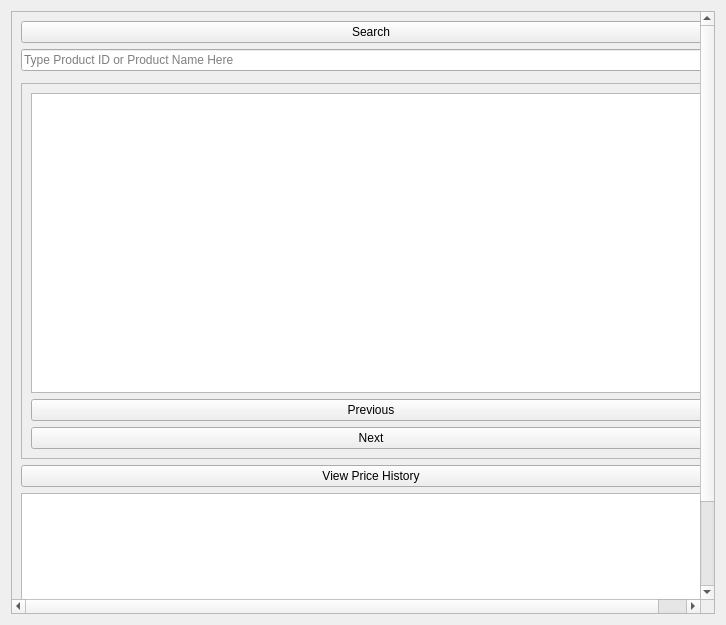
Above: app/src/ui/NEW/prices_page.ui from Kazu0210/Inventory-System before the change. Below: the same form after it.
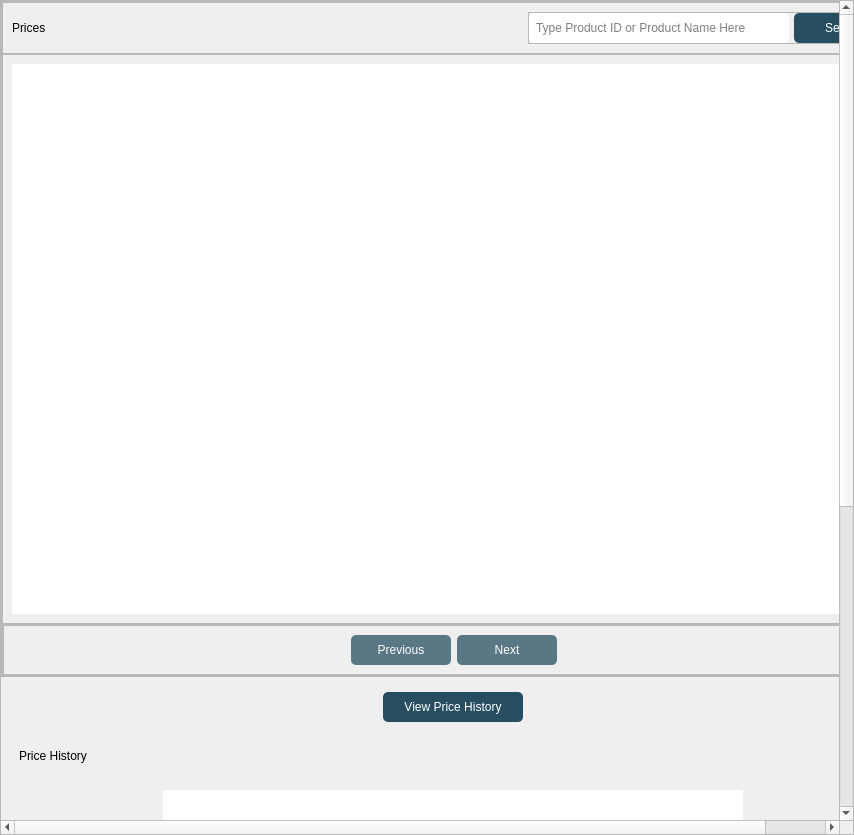
That is the form after the change.

Commit message: added final ui for prices page

```diff
--- a/app/src/ui/NEW/prices_page.ui
+++ b/app/src/ui/NEW/prices_page.ui
@@ -6,16 +6,55 @@
    <rect>
     <x>0</x>
     <y>0</y>
-    <width>726</width>
-    <height>625</height>
+    <width>854</width>
+    <height>835</height>
    </rect>
   </property>
   <property name="windowTitle">
    <string>Form</string>
   </property>
+  <property name="styleSheet">
+   <string notr="true">font: 10pt &quot;Noto Sans&quot;;</string>
+  </property>
   <layout class="QVBoxLayout" name="verticalLayout">
+   <property name="spacing">
+    <number>0</number>
+   </property>
+   <property name="leftMargin">
+    <number>0</number>
+   </property>
+   <property name="topMargin">
+    <number>0</number>
+   </property>
+   <property name="rightMargin">
+    <number>0</number>
+   </property>
+   <property name="bottomMargin">
+    <number>0</number>
+   </property>
    <item>
     <widget class="QScrollArea" name="scrollArea">
+     <property name="sizePolicy">
+      <sizepolicy hsizetype="Expanding" vsizetype="Expanding">
+       <horstretch>0</horstretch>
+       <verstretch>0</verstretch>
+      </sizepolicy>
+     </property>
+     <property name="minimumSize">
+      <size>
+       <width>0</width>
+       <height>0</height>
+      </size>
+     </property>
+     <property name="autoFillBackground">
+      <bool>false</bool>
+     </property>
+     <property name="styleSheet">
+      <string notr="true"/>
+     </property>
+     <property name="sizeAdjustPolicy">
+      <enum>QAbstractScrollArea::AdjustToContents</enum>
+     </property>
      <property name="widgetResizable">
       <bool>true</bool>
      </property>
@@ -23,30 +62,360 @@
       <property name="geometry">
        <rect>
         <x>0</x>
-        <y>0</y>
-        <width>718</width>
-        <height>702</height>
+        <y>-501</y>
+        <width>905</width>
+        <height>1317</height>
        </rect>
       </property>
       <layout class="QVBoxLayout" name="verticalLayout_2">
-       <item>
-        <widget class="QPushButton" name="search_pushButton">
-         <property name="text">
-          <string>Search</string>
+       <property name="spacing">
+        <number>5</number>
+       </property>
+       <property name="leftMargin">
+        <number>0</number>
+       </property>
+       <property name="topMargin">
+        <number>0</number>
+       </property>
+       <property name="rightMargin">
+        <number>0</number>
+       </property>
+       <property name="bottomMargin">
+        <number>0</number>
+       </property>
+       <item alignment="Qt::AlignTop">
+        <widget class="QFrame" name="frame_2">
+         <property name="frameShape">
+          <enum>QFrame::StyledPanel</enum>
          </property>
-        </widget>
-       </item>
-       <item>
-        <widget class="QLineEdit" name="searchBar_lineEdit">
-         <property name="placeholderText">
-          <string>Type Product ID or Product Name Here</string>
+         <property name="frameShadow">
+          <enum>QFrame::Raised</enum>
          </property>
+         <layout class="QVBoxLayout" name="verticalLayout_4">
+          <property name="spacing">
+           <number>0</number>
+          </property>
+          <property name="leftMargin">
+           <number>0</number>
+          </property>
+          <property name="topMargin">
+           <number>0</number>
+          </property>
+          <property name="rightMargin">
+           <number>0</number>
+          </property>
+          <property name="bottomMargin">
+           <number>0</number>
+          </property>
+          <item>
+           <widget class="QFrame" name="frame_6">
+            <property name="frameShape">
+             <enum>QFrame::StyledPanel</enum>
+            </property>
+            <property name="frameShadow">
+             <enum>QFrame::Raised</enum>
+            </property>
+            <layout class="QHBoxLayout" name="horizontalLayout">
+             <item alignment="Qt::AlignLeft">
+              <widget class="QLabel" name="label">
+               <property name="styleSheet">
+                <string notr="true">font: 87 16pt &quot;Noto Sans Black&quot;;
+	</string>
+               </property>
+               <property name="text">
+                <string>Prices</string>
+               </property>
+              </widget>
+             </item>
+             <item alignment="Qt::AlignRight">
+              <widget class="QFrame" name="frame_4">
+               <property name="frameShape">
+                <enum>QFrame::StyledPanel</enum>
+               </property>
+               <property name="frameShadow">
+                <enum>QFrame::Raised</enum>
+               </property>
+               <layout class="QHBoxLayout" name="horizontalLayout_3">
+                <property name="spacing">
+                 <number>5</number>
+                </property>
+                <property name="leftMargin">
+                 <number>0</number>
+                </property>
+                <property name="topMargin">
+                 <number>0</number>
+                </property>
+                <property name="rightMargin">
+                 <number>0</number>
+                </property>
+                <property name="bottomMargin">
+                 <number>0</number>
+                </property>
+                <item alignment="Qt::AlignRight">
+                 <widget class="QLineEdit" name="searchBar_lineEdit">
+                  <property name="sizePolicy">
+                   <sizepolicy hsizetype="Expanding" vsizetype="Expanding">
+                    <horstretch>0</horstretch>
+                    <verstretch>0</verstretch>
+                   </sizepolicy>
+                  </property>
+                  <property name="minimumSize">
+                   <size>
+                    <width>260</width>
+                    <height>30</height>
+                   </size>
+                  </property>
+                  <property name="maximumSize">
+                   <size>
+                    <width>350</width>
+                    <height>30</height>
+                   </size>
+                  </property>
+                  <property name="styleSheet">
+                   <string notr="true">color: #000;
+background-color: #fff;
+border-radius: 5px;
+padding: 0px 5px;
+font: 10pt &quot;Noto Sans&quot;;</string>
+                  </property>
+                  <property name="placeholderText">
+                   <string>Type Product ID or Product Name Here</string>
+                  </property>
+                 </widget>
+                </item>
+                <item alignment="Qt::AlignRight">
+                 <widget class="QPushButton" name="search_pushButton">
+                  <property name="sizePolicy">
+                   <sizepolicy hsizetype="Minimum" vsizetype="Expanding">
+                    <horstretch>0</horstretch>
+                    <verstretch>0</verstretch>
+                   </sizepolicy>
+                  </property>
+                  <property name="minimumSize">
+                   <size>
+                    <width>100</width>
+                    <height>30</height>
+                   </size>
+                  </property>
+                  <property name="maximumSize">
+                   <size>
+                    <width>120</width>
+                    <height>30</height>
+                   </size>
+                  </property>
+                  <property name="cursor">
+                   <cursorShape>PointingHandCursor</cursorShape>
+                  </property>
+                  <property name="styleSheet">
+                   <string notr="true">background-color: #274D60;
+border-radius: 5px;
+color: #fff;
+font: 87 10pt &quot;Noto Sans Black&quot;;</string>
+                  </property>
+                  <property name="text">
+                   <string>Search</string>
+                  </property>
+                 </widget>
+                </item>
+               </layout>
+              </widget>
+             </item>
+            </layout>
+           </widget>
+          </item>
+          <item>
+           <widget class="QFrame" name="frame_7">
+            <property name="frameShape">
+             <enum>QFrame::StyledPanel</enum>
+            </property>
+            <property name="frameShadow">
+             <enum>QFrame::Raised</enum>
+            </property>
+            <layout class="QVBoxLayout" name="verticalLayout_6">
+             <item alignment="Qt::AlignHCenter|Qt::AlignVCenter">
+              <widget class="QTableWidget" name="prices_tableWidget">
+               <property name="minimumSize">
+                <size>
+                 <width>883</width>
+                 <height>550</height>
+                </size>
+               </property>
+               <property name="maximumSize">
+                <size>
+                 <width>16777215</width>
+                 <height>550</height>
+                </size>
+               </property>
+               <property name="styleSheet">
+                <string notr="true">#prices_tableWidget{
+border: none;
+}
+            QScrollBar:vertical {
+                border: none;
+                background: #11B3BE;
+                width: 14px;
+                margin: 0px 0px 0px 0px;
+            }
+            QScrollBar::handle:vertical {
+                background: #002E2C;
+                border-radius: 7px;
+                min-height: 30px;
+            }
+            QScrollBar::add-line:vertical, QScrollBar::sub-line:vertical {
+                height: 0px;
+                background: none;
+            }
+            QScrollBar::add-page:vertical, QScrollBar::sub-page:vertical {
+                background: #11B3BE;
+            }
+            QScrollBar:horizontal {
+                border: none;
+                background: #f0f0f0;
+                height: 14px;
+                margin: 0px 0px 0px 0px;
+            }
+            QScrollBar::handle:horizontal {
+                background: #555;
+                border-radius: 7px;
+                min-width: 30px;
+            }
+            QScrollBar::add-line:horizontal, QScrollBar::sub-line:horizontal {
+                width: 0px;
+                background: none;
+            }
+            QScrollBar::add-page:horizontal, QScrollBar::sub-page:horizontal {
+                background: #f0f0f0;
+            }</string>
+               </property>
+              </widget>
+             </item>
+            </layout>
+           </widget>
+          </item>
+          <item alignment="Qt::AlignTop">
+           <widget class="QFrame" name="frame">
+            <property name="frameShape">
+             <enum>QFrame::StyledPanel</enum>
+            </property>
+            <property name="frameShadow">
+             <enum>QFrame::Raised</enum>
+            </property>
+            <layout class="QVBoxLayout" name="verticalLayout_3">
+             <property name="spacing">
+              <number>5</number>
+             </property>
+             <property name="leftMargin">
+              <number>0</number>
+             </property>
+             <property name="topMargin">
+              <number>0</number>
+             </property>
+             <property name="rightMargin">
+              <number>0</number>
+             </property>
+             <property name="bottomMargin">
+              <number>0</number>
+             </property>
+             <item alignment="Qt::AlignTop">
+              <widget class="QFrame" name="frame_3">
+               <property name="styleSheet">
+                <string notr="true">QPushButton{
+background-color: #597784;
+border-radius: 5px;
+color: #fff;
+font: 87 10pt &quot;Noto Sans Black&quot;;
+}</string>
+               </property>
+               <property name="frameShape">
+                <enum>QFrame::StyledPanel</enum>
+               </property>
+               <property name="frameShadow">
+                <enum>QFrame::Raised</enum>
+               </property>
+               <layout class="QHBoxLayout" name="horizontalLayout_2">
+                <item>
+                 <spacer name="horizontalSpacer_2">
+                  <property name="orientation">
+                   <enum>Qt::Horizontal</enum>
+                  </property>
+                  <property name="sizeHint" stdset="0">
+                   <size>
+                    <width>40</width>
+                    <height>20</height>
+                   </size>
+                  </property>
+                 </spacer>
+                </item>
+                <item alignment="Qt::AlignVCenter">
+                 <widget class="QPushButton" name="prev_pushButton">
+                  <property name="minimumSize">
+                   <size>
+                    <width>100</width>
+                    <height>30</height>
+                   </size>
+                  </property>
+                  <property name="maximumSize">
+                   <size>
+                    <width>120</width>
+                    <height>30</height>
+                   </size>
+                  </property>
+                  <property name="cursor">
+                   <cursorShape>PointingHandCursor</cursorShape>
+                  </property>
+                  <property name="text">
+                   <string>Previous</string>
+                  </property>
+                 </widget>
+                </item>
+                <item alignment="Qt::AlignVCenter">
+                 <widget class="QPushButton" name="next_pushButton">
+                  <property name="minimumSize">
+                   <size>
+                    <width>100</width>
+                    <height>30</height>
+                   </size>
+                  </property>
+                  <property name="maximumSize">
+                   <size>
+                    <width>120</width>
+                    <height>30</height>
+                   </size>
+                  </property>
+                  <property name="cursor">
+                   <cursorShape>PointingHandCursor</cursorShape>
+                  </property>
+                  <property name="text">
+                   <string>Next</string>
+                  </property>
+                 </widget>
+                </item>
+                <item>
+                 <spacer name="horizontalSpacer">
+                  <property name="orientation">
+                   <enum>Qt::Horizontal</enum>
+                  </property>
+                  <property name="sizeHint" stdset="0">
+                   <size>
+                    <width>40</width>
+                    <height>20</height>
+                   </size>
+                  </property>
+                 </spacer>
+                </item>
+               </layout>
+              </widget>
+             </item>
+            </layout>
+           </widget>
+          </item>
+         </layout>
         </widget>
        </item>
        <item>
         <widget class="QFrame" name="search_result_frame">
          <property name="styleSheet">
-          <string notr="true">background-color: blue;</string>
+          <string notr="true">border: none;</string>
          </property>
          <property name="frameShape">
           <enum>QFrame::StyledPanel</enum>
@@ -54,67 +423,224 @@
          <property name="frameShadow">
           <enum>QFrame::Raised</enum>
          </property>
-        </widget>
-       </item>
-       <item>
-        <widget class="QFrame" name="frame">
-         <property name="frameShape">
-          <enum>QFrame::StyledPanel</enum>
-         </property>
-         <property name="frameShadow">
-          <enum>QFrame::Raised</enum>
-         </property>
-         <layout class="QVBoxLayout" name="verticalLayout_3">
-          <item>
-           <widget class="QTableWidget" name="prices_tableWidget">
+         <layout class="QVBoxLayout" name="verticalLayout_5">
+          <item alignment="Qt::AlignTop">
+           <widget class="QFrame" name="frame_8">
             <property name="minimumSize">
              <size>
-              <width>680</width>
-              <height>300</height>
+              <width>0</width>
+              <height>32</height>
              </size>
             </property>
             <property name="maximumSize">
              <size>
               <width>16777215</width>
-              <height>300</height>
+              <height>32</height>
              </size>
             </property>
-           </widget>
-          </item>
-          <item>
-           <widget class="QPushButton" name="prev_pushButton">
-            <property name="text">
-             <string>Previous</string>
+            <property name="styleSheet">
+             <string notr="true">QPushButton{
+background-color: #274D60;
+border-radius: 5px;
+color: #fff;
+font: 87 10pt &quot;Noto Sans Black&quot;;
+}</string>
             </property>
+            <property name="frameShape">
+             <enum>QFrame::StyledPanel</enum>
+            </property>
+            <property name="frameShadow">
+             <enum>QFrame::Raised</enum>
+            </property>
+            <layout class="QHBoxLayout" name="horizontalLayout_4">
+             <property name="spacing">
+              <number>0</number>
+             </property>
+             <property name="leftMargin">
+              <number>0</number>
+             </property>
+             <property name="topMargin">
+              <number>0</number>
+             </property>
+             <property name="rightMargin">
+              <number>0</number>
+             </property>
+             <property name="bottomMargin">
+              <number>0</number>
+             </property>
+             <item alignment="Qt::AlignHCenter|Qt::AlignVCenter">
+              <widget class="QPushButton" name="price_history_pushButton">
+               <property name="minimumSize">
+                <size>
+                 <width>140</width>
+                 <height>30</height>
+                </size>
+               </property>
+               <property name="maximumSize">
+                <size>
+                 <width>140</width>
+                 <height>30</height>
+                </size>
+               </property>
+               <property name="text">
+                <string>View Price History</string>
+               </property>
+              </widget>
+             </item>
+            </layout>
            </widget>
           </item>
           <item>
-           <widget class="QPushButton" name="next_pushButton">
-            <property name="text">
-             <string>Next</string>
+           <widget class="QFrame" name="frame_11">
+            <property name="frameShape">
+             <enum>QFrame::StyledPanel</enum>
             </property>
+            <property name="frameShadow">
+             <enum>QFrame::Raised</enum>
+            </property>
+            <layout class="QVBoxLayout" name="verticalLayout_8">
+             <item>
+              <widget class="QFrame" name="frame_10">
+               <property name="minimumSize">
+                <size>
+                 <width>0</width>
+                 <height>36</height>
+                </size>
+               </property>
+               <property name="maximumSize">
+                <size>
+                 <width>16777215</width>
+                 <height>36</height>
+                </size>
+               </property>
+               <property name="frameShape">
+                <enum>QFrame::StyledPanel</enum>
+               </property>
+               <property name="frameShadow">
+                <enum>QFrame::Raised</enum>
+               </property>
+               <layout class="QHBoxLayout" name="horizontalLayout_5">
+                <property name="spacing">
+                 <number>0</number>
+                </property>
+                <property name="leftMargin">
+                 <number>0</number>
+                </property>
+                <property name="topMargin">
+                 <number>0</number>
+                </property>
+                <property name="rightMargin">
+                 <number>0</number>
+                </property>
+                <property name="bottomMargin">
+                 <number>0</number>
+                </property>
+                <item alignment="Qt::AlignLeft">
+                 <widget class="QLabel" name="label_2">
+                  <property name="styleSheet">
+                   <string notr="true">font: 87 16pt &quot;Noto Sans Black&quot;;</string>
+                  </property>
+                  <property name="text">
+                   <string>Price History</string>
+                  </property>
+                 </widget>
+                </item>
+               </layout>
+              </widget>
+             </item>
+             <item>
+              <widget class="QFrame" name="frame_9">
+               <property name="minimumSize">
+                <size>
+                 <width>0</width>
+                 <height>520</height>
+                </size>
+               </property>
+               <property name="frameShape">
+                <enum>QFrame::StyledPanel</enum>
+               </property>
+               <property name="frameShadow">
+                <enum>QFrame::Raised</enum>
+               </property>
+               <layout class="QVBoxLayout" name="verticalLayout_7">
+                <property name="spacing">
+                 <number>0</number>
+                </property>
+                <property name="leftMargin">
+                 <number>0</number>
+                </property>
+                <property name="topMargin">
+                 <number>0</number>
+                </property>
+                <property name="rightMargin">
+                 <number>0</number>
+                </property>
+                <property name="bottomMargin">
+                 <number>0</number>
+                </property>
+                <item alignment="Qt::AlignHCenter|Qt::AlignVCenter">
+                 <widget class="QTableWidget" name="price_history_tableWidget">
+                  <property name="minimumSize">
+                   <size>
+                    <width>580</width>
+                    <height>500</height>
+                   </size>
+                  </property>
+                  <property name="maximumSize">
+                   <size>
+                    <width>16777215</width>
+                    <height>500</height>
+                   </size>
+                  </property>
+                  <property name="styleSheet">
+                   <string notr="true">            QScrollBar:vertical {
+                border: none;
+                background: #11B3BE;
+                width: 14px;
+                margin: 0px 0px 0px 0px;
+            }
+            QScrollBar::handle:vertical {
+                background: #002E2C;
+                border-radius: 7px;
+                min-height: 30px;
+            }
+            QScrollBar::add-line:vertical, QScrollBar::sub-line:vertical {
+                height: 0px;
+                background: none;
+            }
+            QScrollBar::add-page:vertical, QScrollBar::sub-page:vertical {
+                background: #11B3BE;
+            }
+            QScrollBar:horizontal {
+                border: none;
+                background: #f0f0f0;
+                height: 14px;
+                margin: 0px 0px 0px 0px;
+            }
+            QScrollBar::handle:horizontal {
+                background: #555;
+                border-radius: 7px;
+                min-width: 30px;
+            }
+            QScrollBar::add-line:horizontal, QScrollBar::sub-line:horizontal {
+                width: 0px;
+                background: none;
+            }
+            QScrollBar::add-page:horizontal, QScrollBar::sub-page:horizontal {
+                background: #f0f0f0;
+            }</string>
+                  </property>
+                 </widget>
+                </item>
+               </layout>
+              </widget>
+             </item>
+            </layout>
            </widget>
           </item>
          </layout>
         </widget>
        </item>
-       <item>
-        <widget class="QPushButton" name="price_history_pushButton">
-         <property name="text">
-          <string>View Price History</string>
-         </property>
-        </widget>
-       </item>
-       <item>
-        <widget class="QTableWidget" name="price_history_tableWidget">
-         <property name="minimumSize">
-          <size>
-           <width>680</width>
-           <height>200</height>
-          </size>
-         </property>
-        </widget>
-       </item>
       </layout>
      </widget>
     </widget>
```
Left out of the diff: 2 changed lines with no effect on the pictures. The commit also changes 11 other files.
